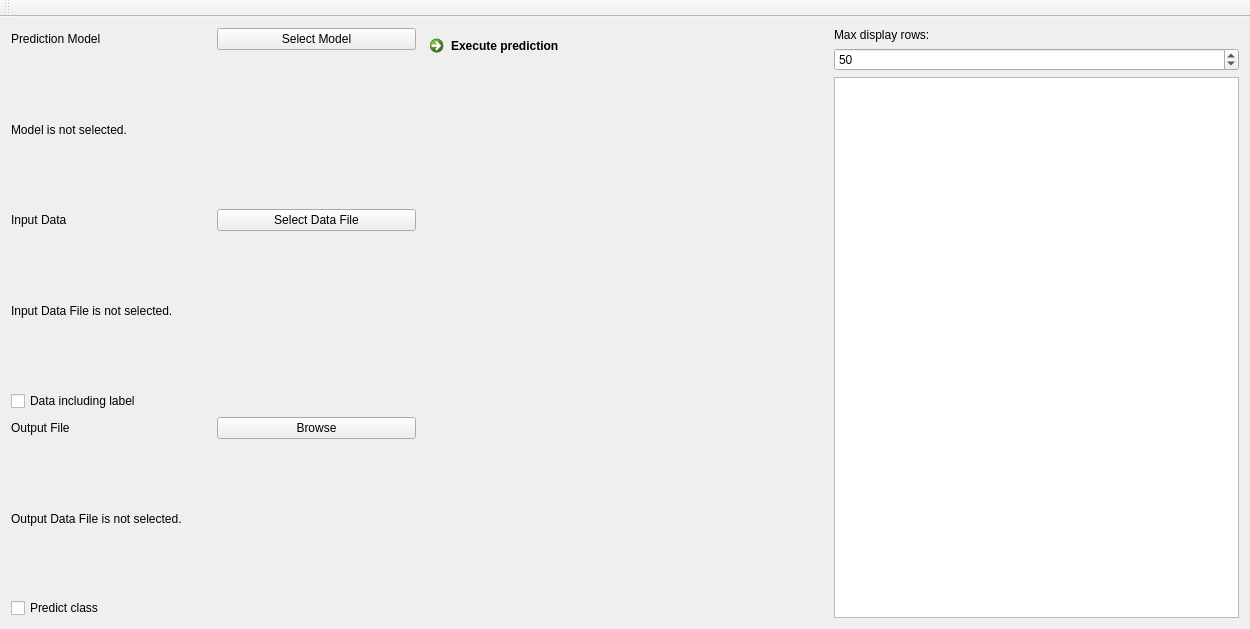
The window that chainer_wing/resources/prediction.ui (fukatani/ChainerWing) describes before a commit, drawn with Qt 5.
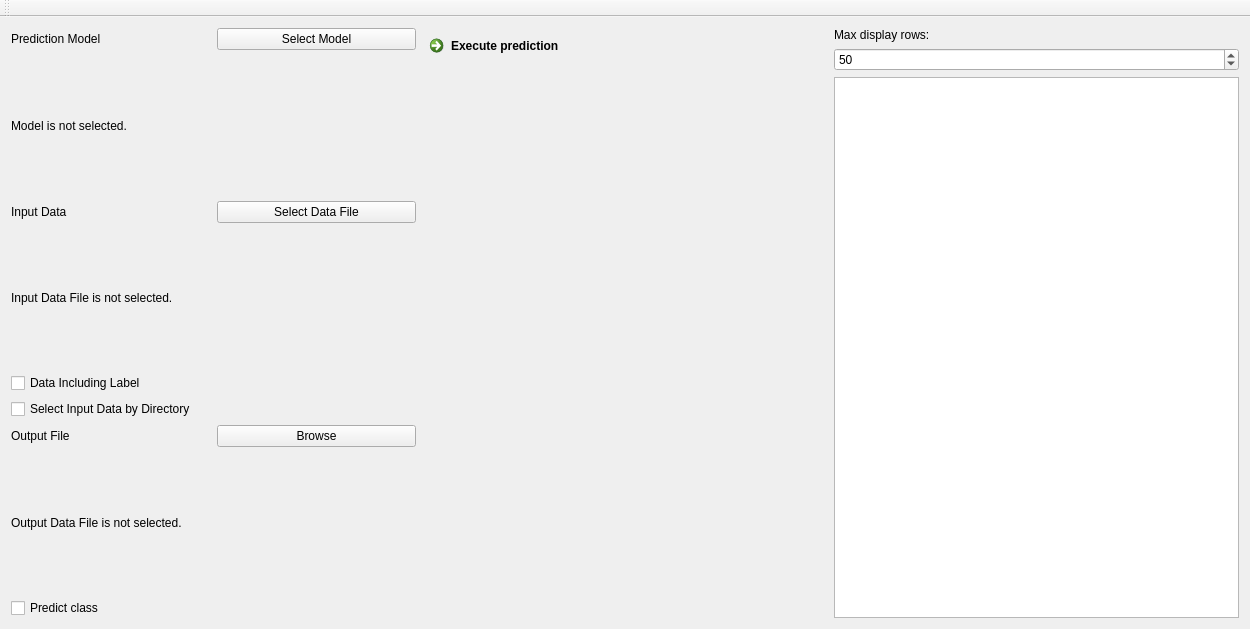
The same window after the commit.

```diff
--- a/chainer_wing/resources/prediction.ui
+++ b/chainer_wing/resources/prediction.ui
@@ -111,6 +111,9 @@
         </item>
         <item>
          <widget class="QPushButton" name="input_sel_button">
+          <property name="enabled">
+           <bool>true</bool>
+          </property>
           <property name="text">
            <string>Select Data File</string>
           </property>
@@ -128,7 +131,17 @@
       <item>
        <widget class="QCheckBox" name="including_label">
         <property name="text">
-         <string>Data including label</string>
+         <string>Data Including Label</string>
+        </property>
+       </widget>
+      </item>
+      <item>
+       <widget class="QCheckBox" name="select_by_dir">
+        <property name="enabled">
+         <bool>true</bool>
+        </property>
+        <property name="text">
+         <string>Select Input Data by Directory</string>
         </property>
        </widget>
       </item>
```
